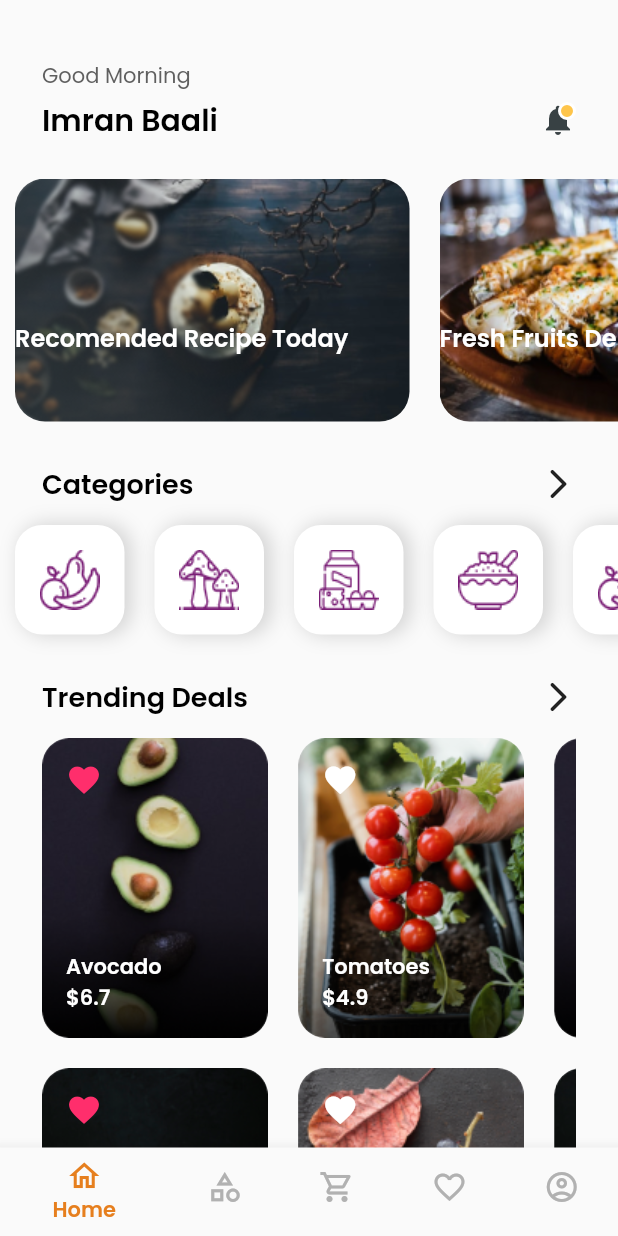
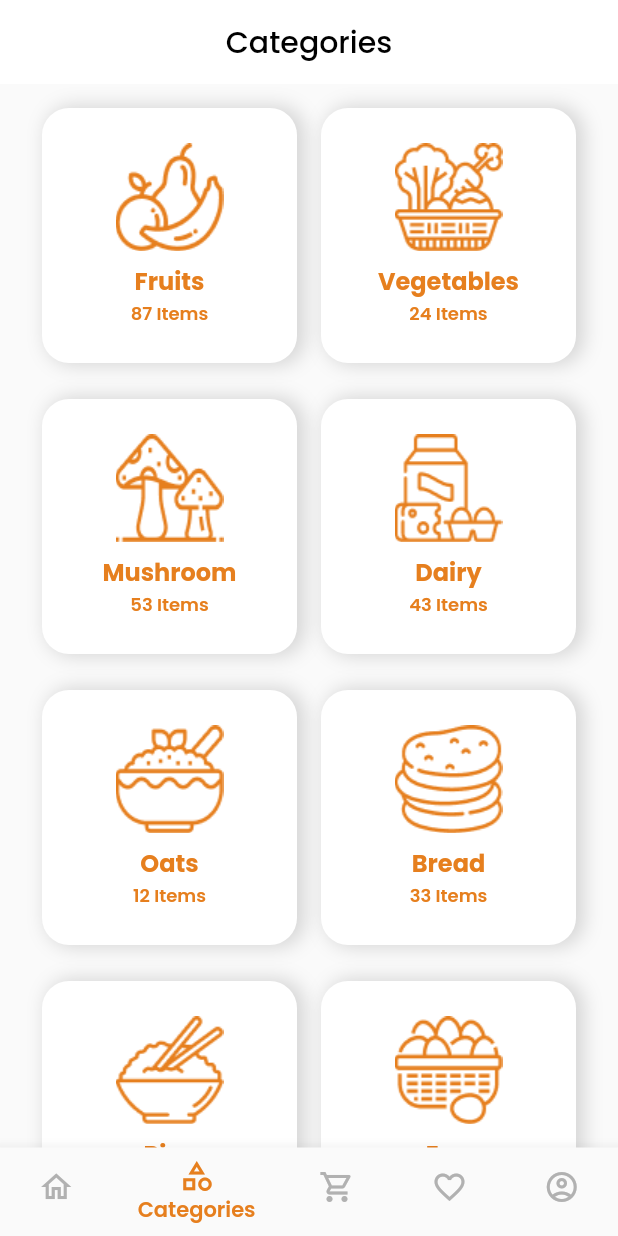
Before and after one commit to kirwa-KO/Fresh-Fruits, a Flutter app: the screen it shows after launch, on a phone screen of 412 x 824 dp. Run offline on Flutter 3.47's test engine with Material 2 defaults, Android fonts, the light colour scheme and no system bars; our stand-ins replace confetti, hexcolor.

Commit message:
(Categories pages) add Categories page

```diff
--- a/lib/main.dart
+++ b/lib/main.dart
@@ -1,6 +1,7 @@
 import 'package:flutter/material.dart';
 import 'package:freshfruits/screens/auth/create_account.dart';
 import 'package:freshfruits/screens/auth/sign_in.dart';
+import 'package:freshfruits/screens/categories_screen.dart';
 import 'package:freshfruits/screens/home_screen.dart';
 import 'package:freshfruits/screens/onboarding/onboarding_first.dart';
 import 'package:freshfruits/screens/onboarding/onboarding_fourth.dart';
@@ -65,8 +66,9 @@ class MyApp extends StatelessWidget {
         ),
         textSelectionTheme:
             TextSelectionThemeData(cursorColor: HexColor("#E67F1E")),
+        backgroundColor: Colors.white,
       ),
-      home: const HomeScreen(),
+      home: const CategoriesScreen(),
       routes: {
         OnboardingFirst.routeName: (ctx) => const OnboardingFirst(),
         OnboardingSecond.routeName: (ctx) => const OnboardingSecond(),
@@ -75,6 +77,7 @@ class MyApp extends StatelessWidget {
         CreateAccount.routeName: (ctx) => const CreateAccount(),
         SignIn.routeName: (ctx) => const SignIn(),
         HomeScreen.routeName: (ctx) => const HomeScreen(),
+        CategoriesScreen.routeName: (ctx) => const CategoriesScreen(),
       },
     );
   }
--- a/lib/providers/categories_provider.dart
+++ b/lib/providers/categories_provider.dart
@@ -1,4 +1,3 @@
-
 class CategoriesProvider {
   final List<String> _categories = [
     "assets/images/categories/category1.png",
@@ -9,7 +8,7 @@ class CategoriesProvider {
     "assets/images/categories/category2.png",
     "assets/images/categories/category3.png",
     "assets/images/categories/category4.png",
-    ];
+  ];
 
   get categories {
     return [..._categories];
@@ -19,3 +18,56 @@ class CategoriesProvider {
     return categories;
   }
 }
+
+class CategoriesListProvider {
+  final List<Map<String, Object>> _categoriesList = [
+    {
+      "name": "Fruits",
+      "img": "assets/images/categories/list/category1.png",
+      "quantity": 87,
+    },
+    {
+      "name": "Vegetables",
+      "img": "assets/images/categories/list/category2.png",
+      "quantity": 24,
+    },
+    {
+      "name": "Mushroom",
+      "img": "assets/images/categories/list/category3.png",
+      "quantity": 53,
+    },
+    {
+      "name": "Dairy",
+      "img": "assets/images/categories/list/category4.png",
+      "quantity": 43,
+    },
+    {
+      "name": "Oats",
+      "img": "assets/images/categories/list/category5.png",
+      "quantity": 12,
+    },
+    {
+      "name": "Bread",
+      "img": "assets/images/categories/list/category6.png",
+      "quantity": 33,
+    },
+    {
+      "name": "Rice",
+      "img": "assets/images/categories/list/category7.png",
+      "quantity": 36,
+    },
+    {
+      "name": "Egg",
+      "img": "assets/images/categories/list/category8.png",
+      "quantity": 69,
+    },
+  ];
+
+  List<Map<String, Object>> get categoriesList {
+    return [..._categoriesList];
+  }
+
+  List<Map<String, Object>> getAllCategoriesList() {
+    return categoriesList;
+  }
+}
--- /dev/null
+++ b/lib/screens/categories_screen.dart
@@ -0,0 +1,25 @@
+import 'package:flutter/material.dart';
+import 'package:freshfruits/widgets/categories/categories_list.dart';
+import 'package:freshfruits/widgets/ui/bottom_navbar.dart';
+
+class CategoriesScreen extends StatelessWidget {
+  static const String routeName = "/categories";
+
+  const CategoriesScreen({super.key});
+
+  @override
+  Widget build(BuildContext context) {
+    return Scaffold(
+      appBar: AppBar(
+        elevation: 0,
+        title: const Text("Categories"),
+        backgroundColor: Colors.white,
+        centerTitle: true,
+      ),
+      body: CategoriesList(),
+      bottomNavigationBar: const BottomNavbar(
+        selectedIndex: 1,
+      ),
+    );
+  }
+}
--- /dev/null
+++ b/lib/widgets/categories/categories_list.dart
@@ -0,0 +1,86 @@
+import 'package:flutter/material.dart';
+import 'package:freshfruits/providers/categories_provider.dart';
+import 'package:freshfruits/styles/colors.dart';
+
+class CategoriesList extends StatelessWidget {
+  late List<Map<String, Object>> categoriesList;
+
+  CategoriesList({super.key}) {
+    final categoriesListData = CategoriesListProvider();
+    categoriesList = categoriesListData.getAllCategoriesList();
+  }
+
+  @override
+  Widget build(BuildContext context) {
+    return Container(
+      padding: const EdgeInsets.symmetric(horizontal: 28, vertical: 16),
+      child: GridView.builder(
+        // scrollDirection: Axis.horizontal,
+        clipBehavior: Clip.none,
+        gridDelegate: const SliverGridDelegateWithFixedCrossAxisCount(
+          // childAspectRatio: 1,
+          crossAxisCount: 2,
+          mainAxisSpacing: 24,
+          crossAxisSpacing: 16,
+        ),
+        itemBuilder: (ctx, index) => CategoriesListCard(
+          categoryImage: categoriesList[index]["img"] as String,
+          categoryName: categoriesList[index]["name"] as String,
+          categoryQuantity: categoriesList[index]["quantity"] as int,
+        ),
+        itemCount: categoriesList.length,
+      ),
+    );
+  }
+}
+
+class CategoriesListCard extends StatelessWidget {
+  final String categoryName;
+  final String categoryImage;
+  final int categoryQuantity;
+  const CategoriesListCard({
+    super.key,
+    required this.categoryName,
+    required this.categoryImage,
+    required this.categoryQuantity,
+  });
+
+  @override
+  Widget build(BuildContext context) {
+    return Container(
+        decoration: BoxDecoration(
+            borderRadius: BorderRadius.circular(18),
+            color: Colors.white,
+            boxShadow: [
+              BoxShadow(
+                  color: Colors.black.withOpacity(0.15),
+                  spreadRadius: 1,
+                  blurRadius: 10,
+                  offset: const Offset(4, 0))
+            ]),
+        child: Column(
+          mainAxisAlignment: MainAxisAlignment.center,
+          children: [
+            Image.asset(categoryImage),
+            const SizedBox(height: 8),
+            Text(
+              categoryName,
+              style: const TextStyle(
+                color: mainColor,
+                fontSize: 16,
+                fontWeight: FontWeight.bold,
+              ),
+            ),
+            const SizedBox(height: 1),
+            Text(
+              '${categoryQuantity.toString()} Items',
+              style: const TextStyle(
+                color: mainColor,
+                fontSize: 12,
+                fontWeight: FontWeight.w600,
+              ),
+            ),
+          ],
+        ));
+  }
+}
```
Also changed, not shown: pubspec.yaml (+8 -0 lines), assets/images/categories/list/category1.png (added), assets/images/categories/list/category2.png (added), assets/images/categories/list/category3.png (added), assets/images/categories/list/category4.png (added), assets/images/categories/list/category5.png (added), assets/images/categories/list/category6.png (added), assets/images/categories/list/category7.png (added), assets/images/categories/list/category8.png (added).
